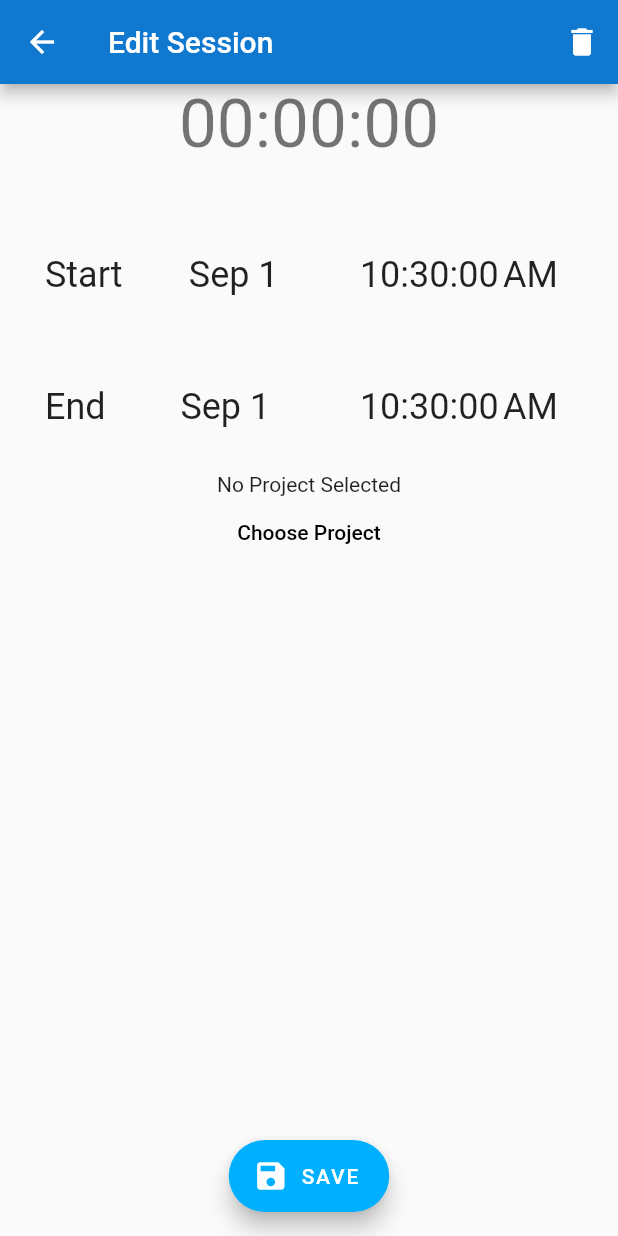
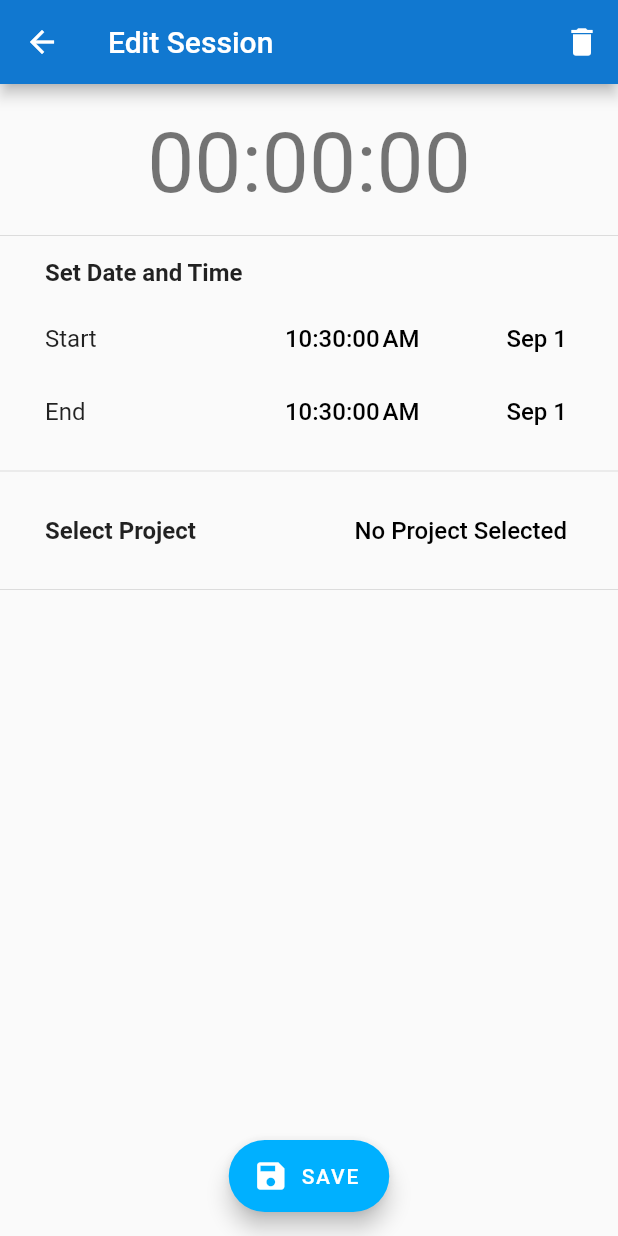
Before and after one commit to connlim/productivity-tracker, a Flutter app: the EditSessionScreen screen opened directly with empty values, on a phone screen of 412 x 824 dp. Run offline on Flutter 3.47's test engine with Material 2 defaults, Android fonts, the phone set to English and light mode, and no system bars; our stand-ins replace bloc, equatable, flutter_bloc, moor, sprintf; generated files the repository leaves out were written again; Roboto replaces fonts that are missing (GoogleSans).

Commit message:
feat: improve UI of session editing screen

```diff
--- a/lib/screens/edit_session_screen.dart
+++ b/lib/screens/edit_session_screen.dart
@@ -79,40 +79,66 @@ class _EditSessionScreenState extends State<EditSessionScreen> {
   }
 
   Widget _buildContent() {
-    return Container(
-      alignment: Alignment.topCenter,
-      child: Column(
+    return Column(
+      crossAxisAlignment: CrossAxisAlignment.center,
       children: [
         sessionInProgress
             ? Container()
             : Text(
                 formatTimerDuration(_end.difference(_start)),
-                  style: Theme.of(context).textTheme.headline3,
+                style: Theme.of(context).textTheme.headline2,
               ),
+        Divider(height: 30.0),
         Padding(
-            padding: const EdgeInsets.all(30.0),
+          padding: const EdgeInsets.only(left: 30.0, right: 5.0),
           child: Column(
-              crossAxisAlignment: CrossAxisAlignment.center,
             children: [
-                _DateTimeItem(
+              Align(
+                alignment: Alignment.centerLeft,
+                child: Text(
+                  'Set Date and Time',
+                  style: Theme.of(context).textTheme.subtitle1.copyWith(
+                        fontWeight: FontWeight.bold,
+                      ),
+                ),
+              ),
+              SizedBox(height: 10.0),
+              _DateTimeRow(
                 title: 'Start',
-                  date: _start,
-                  onNewDateTime: (newDateTime) => setState(() {
+                datetime: _start,
+                onDateTimeChange: (newDateTime) => setState(() {
                   _start = newDateTime;
                 }),
               ),
               if (!sessionInProgress)
-                  _DateTimeItem(
+                _DateTimeRow(
                   title: 'End',
-                    date: _end,
-                    onNewDateTime: (newDateTime) => setState(() {
+                  datetime: _end,
+                  onDateTimeChange: (newDateTime) => setState(() {
                     _end = newDateTime;
                   }),
                 ),
-                Text(_selectedProject?.name ?? "No Project Selected"),
-                FlatButton(
-                  child: Text('Choose Project'),
-                  onPressed: () {
+            ],
+          ),
+        ),
+        Divider(height: 30.0),
+        Padding(
+          padding: const EdgeInsets.only(left: 30.0, right: 5.0),
+          child: Row(
+            mainAxisAlignment: MainAxisAlignment.spaceBetween,
+            children: [
+              Text(
+                'Select Project',
+                style: Theme.of(context).textTheme.subtitle1.copyWith(
+                      fontWeight: FontWeight.bold,
+                    ),
+              ),
+              SizedBox(width: 10.0),
+              Flexible(
+                fit: FlexFit.loose,
+                child: _LargeFlatButton(
+                  text: _selectedProject?.name ?? "No Project Selected",
+                  onTap: () {
                     showModalBottomSheet<Project>(
                       context: context,
                       shape: bottomSheetShape,
@@ -128,11 +154,12 @@ class _EditSessionScreenState extends State<EditSessionScreen> {
                     });
                   },
                 ),
+              ),
             ],
           ),
         ),
+        Divider(height: 30.0),
       ],
-      ),
     );
   }
 
@@ -149,7 +176,16 @@ class _EditSessionScreenState extends State<EditSessionScreen> {
             ),
         ],
       ),
-      body: widget.session == null ? Container() : _buildContent(),
+      body: widget.session == null
+          ? Container()
+          : Container(
+              alignment: Alignment.topCenter,
+              padding: EdgeInsets.only(
+                top: 20.0,
+                bottom: 20.0,
+              ),
+              child: _buildContent(),
+            ),
       floatingActionButtonLocation: FloatingActionButtonLocation.centerFloat,
       floatingActionButton: ThemedFAB(
         iconData: Icons.save,
@@ -160,32 +196,54 @@ class _EditSessionScreenState extends State<EditSessionScreen> {
   }
 }
 
-class _DateTimeItem extends StatelessWidget {
-  const _DateTimeItem({
-    Key key,
+class _DateTimeRow extends StatelessWidget {
+  final String title;
+  final DateTime datetime;
+  final void Function(DateTime) onDateTimeChange;
+
+  _DateTimeRow({
     @required this.title,
-    @required this.date,
-    @required this.onNewDateTime,
-  }) : super(key: key);
-
-  final String title;
-  final DateTime date;
-  final void Function(DateTime p1) onNewDateTime;
+    @required this.datetime,
+    @required this.onDateTimeChange,
+  });
 
   @override
   Widget build(BuildContext context) {
-    return Padding(
-      padding: const EdgeInsets.only(top: 20, bottom: 20),
-      child: Row(
+    return Row(
+      mainAxisAlignment: MainAxisAlignment.spaceBetween,
       crossAxisAlignment: CrossAxisAlignment.center,
-        mainAxisAlignment: MainAxisAlignment.spaceBetween,
       children: [
         Text(
           title,
-            style: Theme.of(context).textTheme.headline5,
+          style: Theme.of(context).textTheme.subtitle1,
         ),
-          InkWell(
-            splashFactory: InkRipple.splashFactory,
+        Spacer(),
+        _TimeWidget(
+          date: datetime,
+          onTimeChange: (newDateTime) => onDateTimeChange(newDateTime),
+        ),
+        _DateWidget(
+          date: datetime,
+          onDateChange: (newDateTime) => onDateTimeChange(newDateTime),
+        ),
+      ],
+    );
+  }
+}
+
+class _DateWidget extends StatelessWidget {
+  final DateTime date;
+  final void Function(DateTime) onDateChange;
+
+  const _DateWidget({
+    @required this.date,
+    @required this.onDateChange,
+  });
+
+  @override
+  Widget build(BuildContext context) {
+    return _LargeFlatButton(
+      text: DateFormat.MMMd().format(date),
       onTap: () => showDatePicker(
         context: context,
         initialDate: date,
@@ -193,7 +251,7 @@ class _DateTimeItem extends StatelessWidget {
         lastDate: DateTime.parse("3000-01-01"),
       ).then((newDateTime) {
         if (newDateTime != null) {
-                onNewDateTime(
+          onDateChange(
             DateTime(
               newDateTime.year,
               newDateTime.month,
@@ -205,16 +263,23 @@ class _DateTimeItem extends StatelessWidget {
           );
         }
       }),
-            child: Container(
-              padding: EdgeInsets.all(10),
-              child: Text(
-                DateFormat.MMMd().format(date),
-                style: Theme.of(context).textTheme.headline5,
-              ),
-            ),
-          ),
-          InkWell(
-            splashFactory: InkRipple.splashFactory,
+    );
+  }
+}
+
+class _TimeWidget extends StatelessWidget {
+  final DateTime date;
+  final void Function(DateTime) onTimeChange;
+
+  const _TimeWidget({
+    @required this.date,
+    @required this.onTimeChange,
+  });
+
+  @override
+  Widget build(BuildContext context) {
+    return _LargeFlatButton(
+      text: DateFormat.jms().format(date),
       onTap: () => showTimePicker(
         context: context,
         helpText: 'Select new time',
@@ -222,7 +287,7 @@ class _DateTimeItem extends StatelessWidget {
         initialTime: TimeOfDay.fromDateTime(date),
       ).then((timeOfDay) {
         if (timeOfDay != null) {
-                onNewDateTime(
+          onTimeChange(
             DateTime(
               date.year,
               date.month,
@@ -234,15 +299,29 @@ class _DateTimeItem extends StatelessWidget {
           );
         }
       }),
+    );
+  }
+}
+
+class _LargeFlatButton extends StatelessWidget {
+  final String text;
+  final void Function() onTap;
+
+  _LargeFlatButton({@required this.text, @required this.onTap});
+
+  @override
+  Widget build(BuildContext context) {
+    return FlatButton(
+      onPressed: onTap,
       child: Container(
-              padding: EdgeInsets.all(10),
+        padding: EdgeInsets.fromLTRB(5.0, 15.0, 5.0, 15.0),
         child: Text(
-                DateFormat.jms().format(date),
-                style: Theme.of(context).textTheme.headline5,
+          text,
+          style: TextStyle(
+            fontSize: Theme.of(context).textTheme.subtitle1.fontSize,
           ),
+          overflow: TextOverflow.ellipsis,
         ),
-          ),
-        ],
       ),
     );
   }
```
Lines whose indentation alone changed are shown as unchanged.
